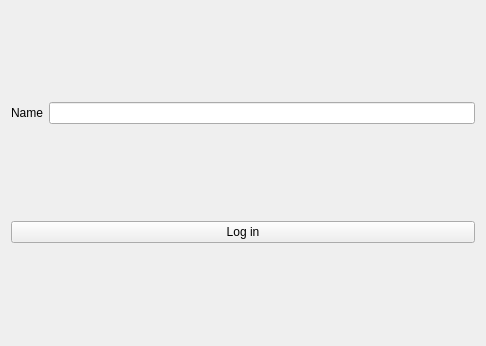
Before: the Qt Designer form klijent/popuplogin.ui in MATF-RS19/RS034-madjudge, drawn with Qt 5.
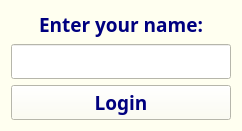
After: the same form once the commit is applied.

Patch:
```diff
--- a/klijent/popuplogin.ui
+++ b/klijent/popuplogin.ui
@@ -6,32 +6,261 @@
    <rect>
     <x>0</x>
     <y>0</y>
-    <width>486</width>
-    <height>346</height>
+    <width>242</width>
+    <height>130</height>
    </rect>
   </property>
+  <property name="palette">
+   <palette>
+    <active>
+     <colorrole role="WindowText">
+      <brush brushstyle="SolidPattern">
+       <color alpha="255">
+        <red>0</red>
+        <green>0</green>
+        <blue>127</blue>
+       </color>
+      </brush>
+     </colorrole>
+     <colorrole role="Button">
+      <brush brushstyle="SolidPattern">
+       <color alpha="255">
+        <red>255</red>
+        <green>255</green>
+        <blue>240</blue>
+       </color>
+      </brush>
+     </colorrole>
+     <colorrole role="Text">
+      <brush brushstyle="SolidPattern">
+       <color alpha="255">
+        <red>0</red>
+        <green>0</green>
+        <blue>127</blue>
+       </color>
+      </brush>
+     </colorrole>
+     <colorrole role="ButtonText">
+      <brush brushstyle="SolidPattern">
+       <color alpha="255">
+        <red>0</red>
+        <green>0</green>
+        <blue>127</blue>
+       </color>
+      </brush>
+     </colorrole>
+     <colorrole role="Base">
+      <brush brushstyle="SolidPattern">
+       <color alpha="255">
+        <red>255</red>
+        <green>255</green>
+        <blue>255</blue>
+       </color>
+      </brush>
+     </colorrole>
+     <colorrole role="Window">
+      <brush brushstyle="SolidPattern">
+       <color alpha="255">
+        <red>255</red>
+        <green>255</green>
+        <blue>240</blue>
+       </color>
+      </brush>
+     </colorrole>
+     <colorrole role="PlaceholderText">
+      <brush brushstyle="SolidPattern">
+       <color alpha="128">
+        <red>0</red>
+        <green>0</green>
+        <blue>127</blue>
+       </color>
+      </brush>
+     </colorrole>
+    </active>
+    <inactive>
+     <colorrole role="WindowText">
+      <brush brushstyle="SolidPattern">
+       <color alpha="255">
+        <red>0</red>
+        <green>0</green>
+        <blue>127</blue>
+       </color>
+      </brush>
+     </colorrole>
+     <colorrole role="Button">
+      <brush brushstyle="SolidPattern">
+       <color alpha="255">
+        <red>255</red>
+        <green>255</green>
+        <blue>240</blue>
+       </color>
+      </brush>
+     </colorrole>
+     <colorrole role="Text">
+      <brush brushstyle="SolidPattern">
+       <color alpha="255">
+        <red>0</red>
+        <green>0</green>
+        <blue>127</blue>
+       </color>
+      </brush>
+     </colorrole>
+     <colorrole role="ButtonText">
+      <brush brushstyle="SolidPattern">
+       <color alpha="255">
+        <red>0</red>
+        <green>0</green>
+        <blue>127</blue>
+       </color>
+      </brush>
+     </colorrole>
+     <colorrole role="Base">
+      <brush brushstyle="SolidPattern">
+       <color alpha="255">
+        <red>255</red>
+        <green>255</green>
+        <blue>255</blue>
+       </color>
+      </brush>
+     </colorrole>
+     <colorrole role="Window">
+      <brush brushstyle="SolidPattern">
+       <color alpha="255">
+        <red>255</red>
+        <green>255</green>
+        <blue>240</blue>
+       </color>
+      </brush>
+     </colorrole>
+     <colorrole role="PlaceholderText">
+      <brush brushstyle="SolidPattern">
+       <color alpha="128">
+        <red>0</red>
+        <green>0</green>
+        <blue>127</blue>
+       </color>
+      </brush>
+     </colorrole>
+    </inactive>
+    <disabled>
+     <colorrole role="WindowText">
+      <brush brushstyle="SolidPattern">
+       <color alpha="255">
+        <red>120</red>
+        <green>120</green>
+        <blue>120</blue>
+       </color>
+      </brush>
+     </colorrole>
+     <colorrole role="Button">
+      <brush brushstyle="SolidPattern">
+       <color alpha="255">
+        <red>255</red>
+        <green>255</green>
+        <blue>240</blue>
+       </color>
+      </brush>
+     </colorrole>
+     <colorrole role="Text">
+      <brush brushstyle="SolidPattern">
+       <color alpha="255">
+        <red>120</red>
+        <green>120</green>
+        <blue>120</blue>
+       </color>
+      </brush>
+     </colorrole>
+     <colorrole role="ButtonText">
+      <brush brushstyle="SolidPattern">
+       <color alpha="255">
+        <red>120</red>
+        <green>120</green>
+        <blue>120</blue>
+       </color>
+      </brush>
+     </colorrole>
+     <colorrole role="Base">
+      <brush brushstyle="SolidPattern">
+       <color alpha="255">
+        <red>255</red>
+        <green>255</green>
+        <blue>240</blue>
+       </color>
+      </brush>
+     </colorrole>
+     <colorrole role="Window">
+      <brush brushstyle="SolidPattern">
+       <color alpha="255">
+        <red>255</red>
+        <green>255</green>
+        <blue>240</blue>
+       </color>
+      </brush>
+     </colorrole>
+     <colorrole role="PlaceholderText">
+      <brush brushstyle="SolidPattern">
+       <color alpha="128">
+        <red>0</red>
+        <green>0</green>
+        <blue>0</blue>
+       </color>
+      </brush>
+     </colorrole>
+    </disabled>
+   </palette>
+  </property>
+  <property name="font">
+   <font>
+    <family>Candara</family>
+    <pointsize>14</pointsize>
+    <weight>75</weight>
+    <bold>true</bold>
+   </font>
+  </property>
   <property name="windowTitle">
    <string>MADJudge</string>
   </property>
   <layout class="QVBoxLayout" name="verticalLayout">
    <item>
-    <layout class="QHBoxLayout" name="horizontalLayout">
+    <layout class="QVBoxLayout" name="verticalLayout_2">
      <item>
       <widget class="QLabel" name="nameLabel">
+       <property name="sizePolicy">
+        <sizepolicy hsizetype="Expanding" vsizetype="Fixed">
+         <horstretch>0</horstretch>
+         <verstretch>0</verstretch>
+        </sizepolicy>
+       </property>
+       <property name="frameShape">
+        <enum>QFrame::NoFrame</enum>
+       </property>
        <property name="text">
-        <string>Name</string>
+        <string>Enter your name:</string>
+       </property>
+       <property name="alignment">
+        <set>Qt::AlignCenter</set>
        </property>
       </widget>
      </item>
      <item>
-      <widget class="QLineEdit" name="LogInEdit"/>
+      <widget class="QLineEdit" name="LogInEdit">
+       <property name="maxLength">
+        <number>8</number>
+       </property>
+       <property name="alignment">
+        <set>Qt::AlignCenter</set>
+       </property>
+      </widget>
      </item>
     </layout>
    </item>
    <item>
     <widget class="QPushButton" name="LogInBtn">
      <property name="text">
-      <string>Log in</string>
+      <string>Login</string>
+     </property>
+     <property name="flat">
+      <bool>false</bool>
      </property>
     </widget>
    </item>
```
Left out of the diff: 2 changed lines with no effect on the pictures.
